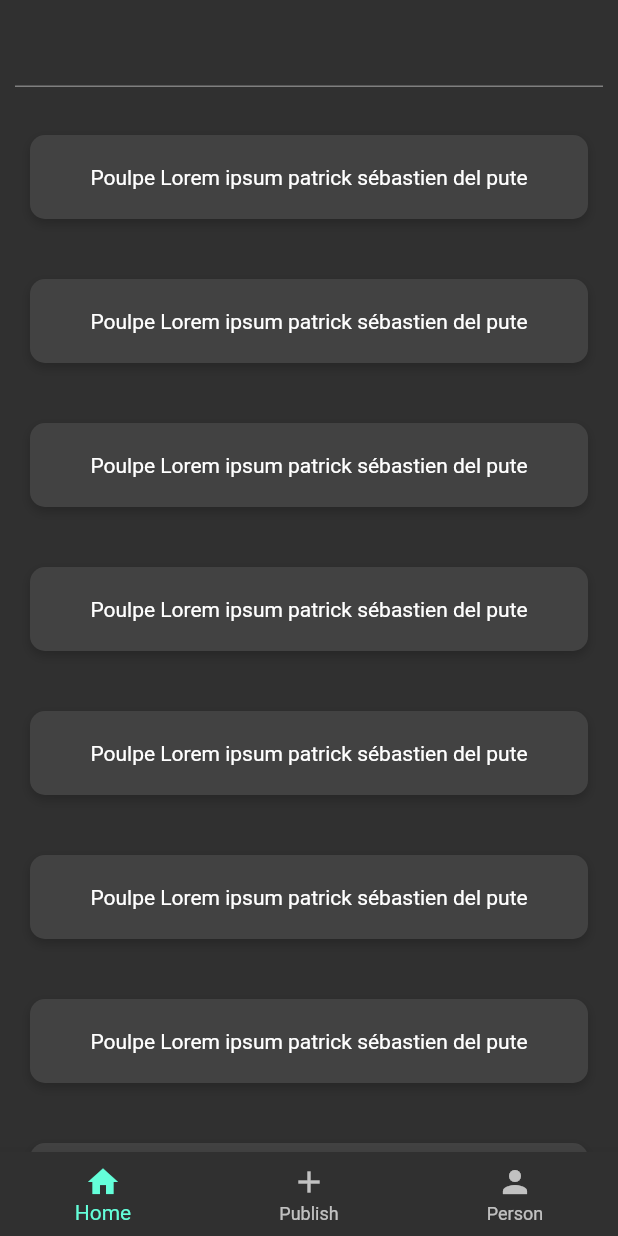
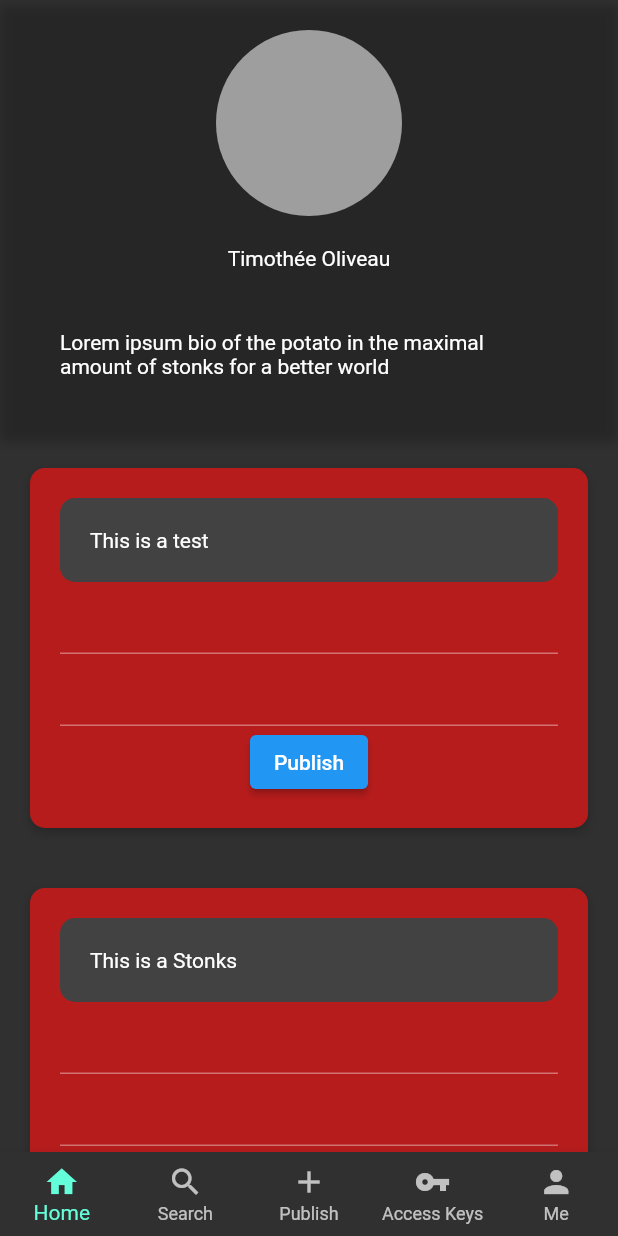
Before and after one commit to Fiziktim/oxygen_learn, a Flutter app: the screen it shows after launch, on a phone screen of 412 x 824 dp. Run offline on Flutter 3.47's test engine with Material 2 defaults, Android fonts, the phone set to English and light mode, and no system bars; our stand-ins replace flutter_riverpod.

Commit message:
added two icons on the bar, several pages with stuff in them, as well as the fact that the app can't hot reload now

```diff
--- a/lib/My Widgets/atomic_answer.dart
+++ b/lib/My Widgets/atomic_answer.dart
@@ -14,7 +14,19 @@ class AtomicAnswer extends StatelessWidget {
     return Container(
       child: Column(
         children: [
-          Text(post.text),
+          Container(
+              child: Text(post.text),
+              padding: EdgeInsets.all(20.0),
+              //margin: EdgeInsets.all(20.0),
+              width: 600, // This is actually the max width
+              decoration: BoxDecoration(
+                borderRadius: BorderRadius.all(Radius.circular(10.0)),
+                color: Colors.grey[800],
+              )),
+          TextField(),
+          TextField(),
+          ElevatedButton(
+              child: Text('Publish'), onPressed: () => print('Publish')),
         ],
       ),
       padding: EdgeInsets.all(20.0),
@@ -22,8 +34,9 @@ class AtomicAnswer extends StatelessWidget {
       width: 600, // This is actually the max width
       decoration: BoxDecoration(
         borderRadius: BorderRadius.all(Radius.circular(10.0)),
-        color: Colors.grey[800],
+        color: Colors.red[900],
         boxShadow: [
+          // WARNING :: SHOULD USE BOX SHADOW FROM DESIGN CONSTS
           BoxShadow(
             blurRadius: 5,
             color: Colors.black.withOpacity(0.2),
--- a/lib/My Widgets/nav_bar.dart
+++ b/lib/My Widgets/nav_bar.dart
@@ -12,12 +12,20 @@ class NavBar extends StatelessWidget {
           label: 'Home',
         ),
         BottomNavigationBarItem(
+          icon: Icon(Icons.search),
+          label: 'Search',
+        ),
+        BottomNavigationBarItem(
           icon: Icon(Icons.add),
           label: 'Publish',
         ),
         BottomNavigationBarItem(
+          icon: Icon(Icons.vpn_key),
+          label: 'Access Keys',
+        ),
+        BottomNavigationBarItem(
           icon: Icon(Icons.person),
-          label: 'Person',
+          label: 'Me',
         ),
       ],
     );
--- /dev/null
+++ b/lib/Pages/account.dart
@@ -0,0 +1,118 @@
+import 'package:flutter/material.dart';
+import 'package:oxygen_learn/My Widgets/atomic_answer.dart';
+import 'package:oxygen_learn/Semi-backend/post_repository.dart';
+import 'package:oxygen_learn/My Widgets/nav_bar.dart';
+
+class AccountPage extends StatelessWidget {
+  @override
+  Widget build(BuildContext context) {
+    return Scaffold(
+      // Creates our AppBar (top of the screen)
+      //appBar: AppBar(leading: SearchBar()),
+      body: Column(children: [
+        TopPart(),
+        //TagsList(),
+        Expanded(child: SizedBox(height: 200, child: PersonalFeed()))
+      ]),
+      bottomNavigationBar: NavBar(),
+    );
+  }
+}
+
+class TopPart extends StatelessWidget {
+  @override
+  Widget build(BuildContext context) {
+    return Container(
+      width: 3000,
+      //height: 70,
+      child: Column(
+        children: [
+          CircleAvatar(
+            backgroundColor: Colors.grey,
+            radius: 62,
+          ),
+          Container(
+              child: Text('Timothée Oliveau'), padding: EdgeInsets.all(20.0)),
+          Container(
+              child: Text(
+                  'Lorem ipsum bio of the potato in the maximal amount of stonks for a better world'),
+              padding: EdgeInsets.all(20.0)),
+        ],
+      ),
+      padding: EdgeInsets.all(20.0),
+
+      // WARNING :: SHOULD USE BOX SHADOW FROM DESIGN CONSTS
+      decoration: BoxDecoration(
+        boxShadow: [
+          BoxShadow(
+            blurRadius: 5,
+            color: Colors.black.withOpacity(0.2),
+            offset: Offset(0, 3),
+            spreadRadius: 0,
+          ),
+        ],
+      ),
+    );
+  }
+}
+
+class TagsList extends StatelessWidget {
+  @override
+  Widget build(BuildContext context) {
+    return Container(
+      width: 3000,
+      padding: EdgeInsets.all(20.0),
+      child: ListView(),
+
+      /*Text(
+            '#Poulpe')*/ /*ListView(
+        scrollDirection: Axis.horizontal,
+        children: [
+          Tag(),
+          Tag(),
+          Tag(),
+          Tag(),
+          Tag(),
+          /*
+          Text('#Music'),
+          Text('#Physics'),
+          Text('#Memes'),
+          Text('#Agile'),
+          Text('#Patrick'),
+          Text('#Hashtag'),
+          Text('#Another_hashtag_really'),
+          Text('#Pooooulpe'),
+          Text('#Chibranus'),
+          Text('#Bite'),
+          Text('#The_final_hashtaaag'),
+          */
+        ],
+      ),*/
+    );
+  }
+}
+
+class Tag extends StatelessWidget {
+  @override
+  Widget build(BuildContext context) {
+    return Padding(padding: const EdgeInsets.all(8.0), child: Text('#Poulpe'));
+  }
+}
+
+class PersonalFeed extends StatelessWidget {
+  @override
+  Widget build(BuildContext context) {
+    return ListView(
+      children: [
+        AtomicAnswer(post: Post(1, 'This is a test')),
+        AtomicAnswer(post: Post(2, 'This is a Stonks')),
+        AtomicAnswer(post: Post(3, 'This is a Stinks')),
+        AtomicAnswer(post: Post(4, "I've also written this question")),
+        AtomicAnswer(post: Post(5, "Look, I know this, I'm smart")),
+        AtomicAnswer(post: Post(6, "Poulpe")),
+        AtomicAnswer(post: Post(7, "Can you answer this though ?")),
+        AtomicAnswer(post: Post(8, "Toudouktodouktouk")),
+      ],
+    );
+  }
+}
--- a/lib/main.dart
+++ b/lib/main.dart
@@ -1,12 +1,16 @@
 import 'package:flutter/material.dart';
+import 'package:flutter_riverpod/flutter_riverpod.dart';
 //import 'package:flutter/cupertino.dart';
 
 //import 'package:google_fonts/google_fonts.dart';
 
 import 'Pages/home.dart';
+import 'Pages/publish.dart';
+import 'Pages/account.dart';
 
+// To use providers, you have to wrap your entire app with a widget called ProviderScope
 void main() {
-  runApp(MyApp());
+  runApp(ProviderScope(child: MyApp()));
 }
 
 class MyApp extends StatelessWidget {
@@ -16,7 +20,9 @@ class MyApp extends StatelessWidget {
       title: 'OxyFlow UI dev',
       theme: ThemeData.dark(),
       //home: KeyPage(),
-      home: HomePage(),
+      //home: PublishPage(),
+      home: AccountPage(),
+      //home: HomePage(),
     );
   }
 }
--- a/pubspec.yaml
+++ b/pubspec.yaml
@@ -28,6 +28,7 @@ dependencies:
   # The following adds the Cupertino Icons font to your application.
   # Use with the CupertinoIcons class for iOS style icons.
   cupertino_icons: ^1.0.2
+  flutter_riverpod: ^0.13.1
 
 dev_dependencies:
   flutter_test:
```
Also changed, not shown: lib/My Widgets/create_content.dart (added, +31 -0 lines), lib/Pages/create_account.dart (added, +28 -0 lines), lib/Pages/publish.dart (added, +22 -0 lines), lib/design_consts.dart (added, +19 -0 lines), lib/poulpe.txt (added, +17 -0 lines), lib/Semi-backend/auth_repository.dart (added), pubspec.lock.
